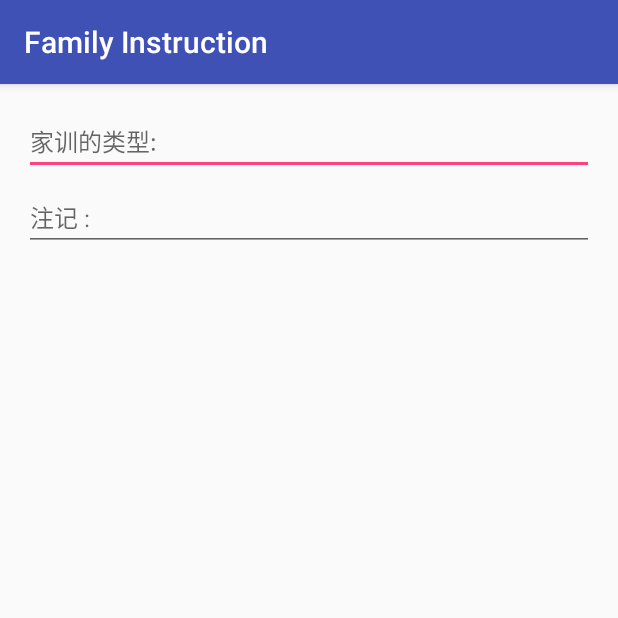
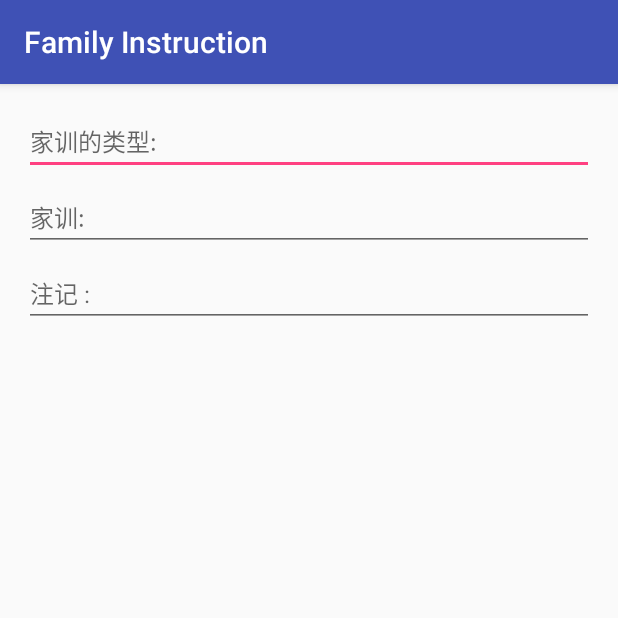
Before and after one commit to pengkunRu/FamilyInstruction, an Android app: the screen it shows after launch (EditorActivity), after a tap on an icon or button, on a phone screen of 412 x 824 dp, the top half of it. Run offline under Robolectric (Android 15) with nearby library versions, the phone set to English and light mode, and no system bars.

```diff
--- a/app/src/main/AndroidManifest.xml
+++ b/app/src/main/AndroidManifest.xml
@@ -10,7 +10,7 @@
         android:supportsRtl="true"
         android:theme="@style/AppTheme">
         <activity
-            android:name=".MainActivity"
+            android:name=".InstructionlogActivity"
             android:label="@string/app_name"
             android:theme="@style/AppTheme.NoActionBar">
             <intent-filter>
--- a/app/src/main/java/com/example/android/familyinstruction/MainActivity.java
+++ b/app/src/main/java/com/example/android/familyinstruction/InstructionlogActivity.java
@@ -9,7 +9,7 @@ import android.view.Menu;
 import android.view.MenuItem;
 import android.view.View;
 
-public class MainActivity extends AppCompatActivity {
+public class InstructionlogActivity extends AppCompatActivity {
 
     @Override
     protected void onCreate(Bundle savedInstanceState) {
@@ -23,7 +23,7 @@ public class MainActivity extends AppCompatActivity {
         fab.setOnClickListener(new View.OnClickListener() {
             @Override
             public void onClick(View view) {
-                Intent intent = new Intent(MainActivity.this, EditorActivity.class);
+                Intent intent = new Intent(InstructionlogActivity.this, EditorActivity.class);
                 startActivity(intent);
             }
         });
--- a/app/src/main/res/layout/activity_editor.xml
+++ b/app/src/main/res/layout/activity_editor.xml
@@ -8,15 +8,23 @@
     tools:context="com.example.android.familyinstruction.EditorActivity">
     <!-- Overview category -->
     <EditText
-        android:id="@+id/type_text_view"
+        android:id="@+id/instruction_type_et"
         android:layout_width="match_parent"
         android:layout_height="wrap_content"
         android:hint="家训的类型: "
         android:textSize="16sp" />
 
     <EditText
+        android:id="@+id/instruction_et"
+        android:layout_width="match_parent"
+        android:layout_height="wrap_content"
+        android:hint="家训: "
+        android:paddingTop="16dp"
+        android:textSize="16sp" />
 
-        android:id="@+id/notes_text_view"
+    <EditText
+
+        android:id="@+id/instruction_mean_tv"
         android:layout_width="match_parent"
         android:layout_height="wrap_content"
         android:hint="注记 : "
--- a/app/src/main/res/layout/activity_main.xml
+++ b/app/src/main/res/layout/activity_main.xml
@@ -4,7 +4,7 @@
     xmlns:tools="http://schemas.android.com/tools"
     android:layout_width="match_parent"
     android:layout_height="match_parent"
-    tools:context="com.example.android.familyinstruction.MainActivity">
+    tools:context="com.example.android.familyinstruction.InstructionlogActivity">
 
     <android.support.design.widget.AppBarLayout
         android:layout_width="match_parent"
--- a/app/src/main/res/menu/menu_main.xml
+++ b/app/src/main/res/menu/menu_main.xml
@@ -1,7 +1,7 @@
 <menu xmlns:android="http://schemas.android.com/apk/res/android"
     xmlns:app="http://schemas.android.com/apk/res-auto"
     xmlns:tools="http://schemas.android.com/tools"
-    tools:context="com.example.android.familyinstruction.MainActivity">
+    tools:context="com.example.android.familyinstruction.InstructionlogActivity">
     <item
         android:id="@+id/action_settings"
         android:orderInCategory="100"
```
Also changed, not shown: app/src/main/java/com/example/android/familyinstruction/data/InstructionContract.java (added, +26 -0 lines).
